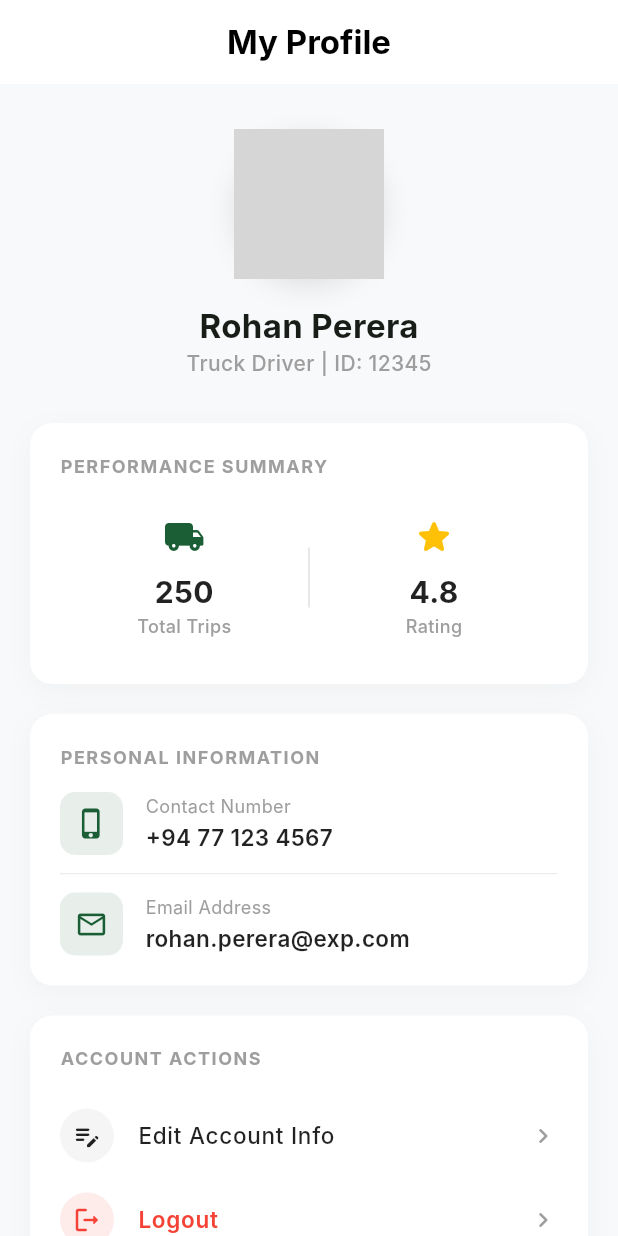
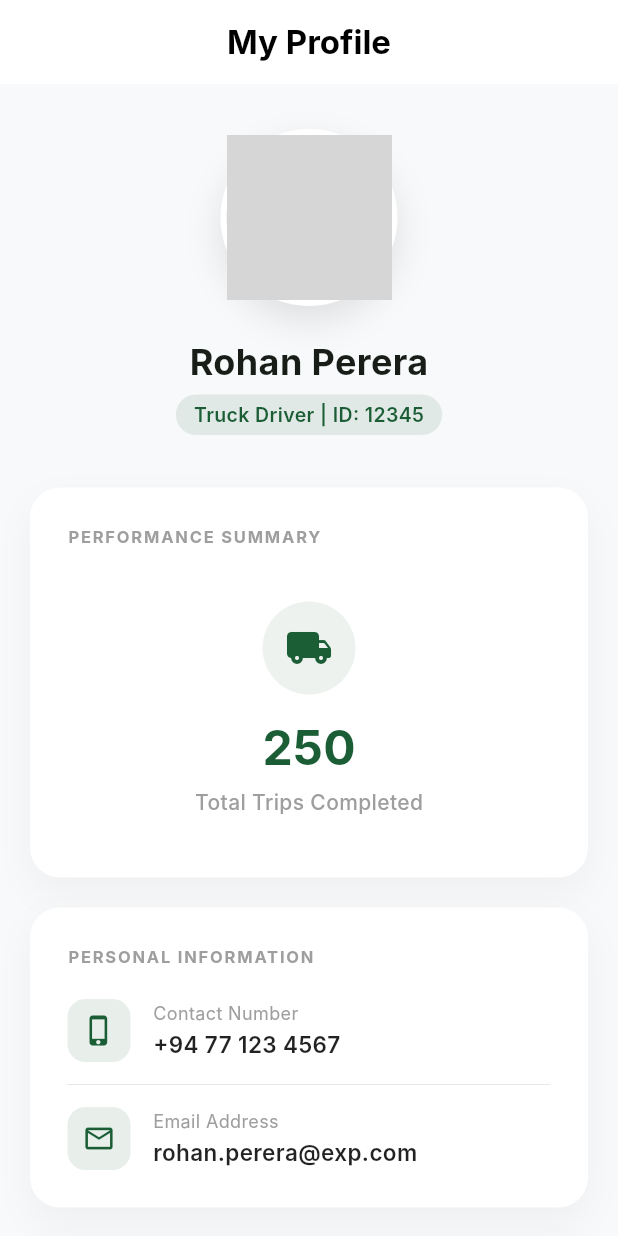
Before and after one commit to udeshrashmika/Waste-Wise---Mobile-app, a Flutter app: the DriverProfileScreen screen opened directly, on a phone screen of 412 x 824 dp. Run offline on Flutter 3.47's test engine with Material 3 defaults, Android fonts, the phone set to English and light mode, and no system bars; our stand-ins replace firebase_core, image_picker; accounts and stored records are empty; network calls fail; Roboto replaces fonts that are missing (Inter); grey boxes are pictures that could not be loaded.

Commit message:
upadate  driver_profile.dart

```diff
--- a/lib/features/truck_driver/screens/driver_profile.dart
+++ b/lib/features/truck_driver/screens/driver_profile.dart
@@ -1,5 +1,4 @@
 import 'package:flutter/material.dart';
-// 👇 මේ Import එක අනිවාර්යයෙන් දාගන්න
 import 'package:waste_wise/features/auth/screens/role_selection_screen.dart';
 
 class DriverProfileScreen extends StatelessWidget {
@@ -26,65 +25,63 @@ class DriverProfileScreen extends StatelessWidget {
           children: [
             const SizedBox(height: 30),
 
-            // --- Profile Picture ---
             Container(
               decoration: BoxDecoration(
                 shape: BoxShape.circle,
+                border: Border.all(color: Colors.white, width: 4),
                 boxShadow: [
                   BoxShadow(
                     color: Colors.black.withOpacity(0.1),
-                    blurRadius: 15,
-                    offset: const Offset(0, 5),
+                    blurRadius: 20,
+                    offset: const Offset(0, 10),
                   ),
                 ],
               ),
               child: CircleAvatar(
-                radius: 50,
+                radius: 55,
                 backgroundColor: Colors.grey.shade200,
                 backgroundImage: const NetworkImage(
                   'https://images.unsplash.com/photo-1633332755192-727a05c4013d?ixlib=rb-1.2.1&auto=format&fit=crop&w=800&q=80',
                 ),
                 onBackgroundImageError: (_, __) {},
-                child: const Icon(Icons.person, size: 50, color: Colors.grey),
+                child: const Icon(Icons.person, size: 55, color: Colors.grey),
               ),
             ),
-            const SizedBox(height: 15),
+            const SizedBox(height: 20),
             const Text(
               "Rohan Perera",
-              style: TextStyle(fontSize: 22, fontWeight: FontWeight.bold),
+              style: TextStyle(fontSize: 24, fontWeight: FontWeight.bold),
             ),
-            const Text(
-              "Truck Driver | ID: 12345",
-              style: TextStyle(color: Colors.grey, fontWeight: FontWeight.w500),
+            const SizedBox(height: 5),
+            Container(
+              padding: const EdgeInsets.symmetric(horizontal: 12, vertical: 4),
+              decoration: BoxDecoration(
+                color: brandGreen.withOpacity(0.1),
+                borderRadius: BorderRadius.circular(20),
+              ),
+              child: const Text(
+                "Truck Driver | ID: 12345",
+                style: TextStyle(
+                  color: brandGreen,
+                  fontWeight: FontWeight.w600,
+                  fontSize: 13,
+                ),
+              ),
             ),
-            const SizedBox(height: 30),
+            const SizedBox(height: 35),
 
-            // --- Performance Summary ---
             _buildInfoCard(
               title: "Performance Summary",
               children: [
                 Padding(
-                  padding: const EdgeInsets.symmetric(vertical: 10),
-                  child: Row(
-                    children: [
-                      _buildStatItem(
-                        Icons.local_shipping_rounded,
-                        "Total Trips",
-                        "250",
-                        brandGreen,
-                      ),
-                      Container(
-                        width: 1,
-                        height: 40,
-                        color: Colors.grey.shade300,
-                      ),
-                      _buildStatItem(
-                        Icons.star_rounded,
-                        "Rating",
-                        "4.8",
-                        Colors.amber,
-                      ),
-                    ],
+                  padding: const EdgeInsets.symmetric(vertical: 15),
+                  child: Center(
+                    child: _buildFeaturedStat(
+                      Icons.local_shipping_rounded,
+                      "Total Trips Completed",
+                      "250",
+                      brandGreen,
+                    ),
                   ),
                 ),
               ],
@@ -92,7 +89,6 @@ class DriverProfileScreen extends StatelessWidget {
 
             const SizedBox(height: 20),
 
-            // --- Personal Information ---
             _buildInfoCard(
               title: "Personal Information",
               children: [
@@ -103,7 +99,7 @@ class DriverProfileScreen extends StatelessWidget {
                   brandGreen,
                 ),
                 Divider(
-                  height: 25,
+                  height: 30,
                   thickness: 0.5,
                   color: Colors.grey.shade300,
                 ),
@@ -118,7 +114,6 @@ class DriverProfileScreen extends StatelessWidget {
 
             const SizedBox(height: 20),
 
-            // --- Account Actions ---
             _buildInfoCard(
               title: "Account Actions",
               children: [
@@ -142,8 +137,6 @@ class DriverProfileScreen extends StatelessWidget {
     );
   }
 
-  // --- Widgets ---
-
   Widget _buildInfoCard({
     required String title,
     required List<Widget> children,
@@ -151,15 +144,15 @@ class DriverProfileScreen extends StatelessWidget {
     return Container(
       width: double.infinity,
       margin: const EdgeInsets.symmetric(horizontal: 20),
-      padding: const EdgeInsets.all(20),
+      padding: const EdgeInsets.all(25),
       decoration: BoxDecoration(
         color: Colors.white,
-        borderRadius: BorderRadius.circular(15),
+        borderRadius: BorderRadius.circular(20),
         boxShadow: [
           BoxShadow(
-            color: Colors.black.withOpacity(0.03),
-            blurRadius: 15,
-            offset: const Offset(0, 5),
+            color: Colors.black.withOpacity(0.04),
+            blurRadius: 20,
+            offset: const Offset(0, 10),
           ),
         ],
       ),
@@ -171,14 +164,52 @@ class DriverProfileScreen extends StatelessWidget {
             style: const TextStyle(
               fontWeight: FontWeight.bold,
               color: Colors.grey,
-              fontSize: 12,
-              letterSpacing: 1.0,
+              fontSize: 11,
+              letterSpacing: 1.2,
             ),
           ),
-          const SizedBox(height: 15),
+          const SizedBox(height: 20),
           ...children,
         ],
       ),
+    );
+  }
+
+  Widget _buildFeaturedStat(
+    IconData icon,
+    String label,
+    String value,
+    Color color,
+  ) {
+    return Column(
+      children: [
+        Container(
+          padding: const EdgeInsets.all(15),
+          decoration: BoxDecoration(
+            color: color.withOpacity(0.08),
+            shape: BoxShape.circle,
+          ),
+          child: Icon(icon, color: color, size: 32),
+        ),
+        const SizedBox(height: 12),
+        Text(
+          value,
+          style: TextStyle(
+            fontSize: 32,
+            fontWeight: FontWeight.bold,
+            color: color,
+          ),
+        ),
+        const SizedBox(height: 4),
+        Text(
+          label,
+          style: const TextStyle(
+            color: Colors.grey,
+            fontSize: 14,
+            fontWeight: FontWeight.w500,
+          ),
+        ),
+      ],
     );
   }
 
@@ -194,7 +225,7 @@ class DriverProfileScreen extends StatelessWidget {
           padding: const EdgeInsets.all(10),
           decoration: BoxDecoration(
             color: color.withOpacity(0.1),
-            borderRadius: BorderRadius.circular(10),
+            borderRadius: BorderRadius.circular(12),
           ),
           child: Icon(icon, color: color, size: 22),
         ),
@@ -218,38 +249,6 @@ class DriverProfileScreen extends StatelessWidget {
           ],
         ),
       ],
-    );
-  }
-
-  Widget _buildStatItem(
-    IconData icon,
-    String label,
-    String value,
-    Color color,
-  ) {
-    return Expanded(
-      child: Column(
-        children: [
-          Icon(icon, color: color, size: 28),
-          const SizedBox(height: 8),
-          Text(
-            value,
-            style: const TextStyle(
-              fontSize: 20,
-              fontWeight: FontWeight.bold,
-              color: Colors.black87,
-            ),
-          ),
-          Text(
-            label,
-            style: const TextStyle(
-              color: Colors.grey,
-              fontSize: 12,
-              fontWeight: FontWeight.w500,
-            ),
-          ),
-        ],
-      ),
     );
   }
 
@@ -292,8 +291,6 @@ class DriverProfileScreen extends StatelessWidget {
     );
   }
 
-  // --- Logout Logic (Corrected) ---
-
   void _showLogoutDialog(BuildContext context) {
     showDialog(
       context: context,
@@ -311,7 +308,6 @@ class DriverProfileScreen extends StatelessWidget {
             ),
             TextButton(
               onPressed: () {
-                // 👇 මෙතන තමයි වෙනස: කෙලින්ම Role Selection Screen එකට යන්න
                 Navigator.pushAndRemoveUntil(
                   context,
                   MaterialPageRoute(
--- a/lib/features/truck_driver/screens/driver_scan.dart
+++ b/lib/features/truck_driver/screens/driver_scan.dart
@@ -35,7 +35,6 @@ class DriverScanScreen extends StatelessWidget {
             ),
             const SizedBox(height: 40),
 
-            // Viewfinder Container
             Expanded(
               child: Stack(
                 alignment: Alignment.center,
@@ -78,7 +77,6 @@ class DriverScanScreen extends StatelessWidget {
             ),
             const SizedBox(height: 60),
 
-            // Confirm Disposal Button
             SizedBox(
               width: double.infinity,
               height: 55,
```
